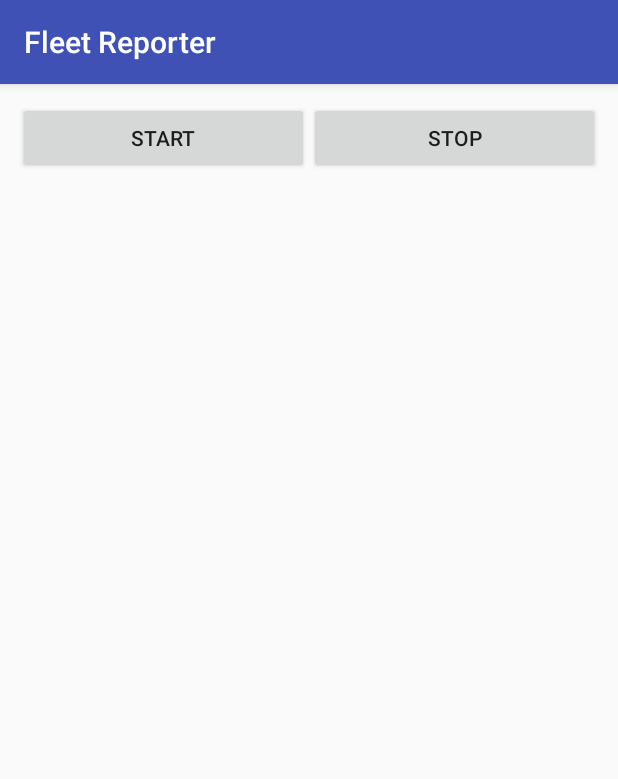
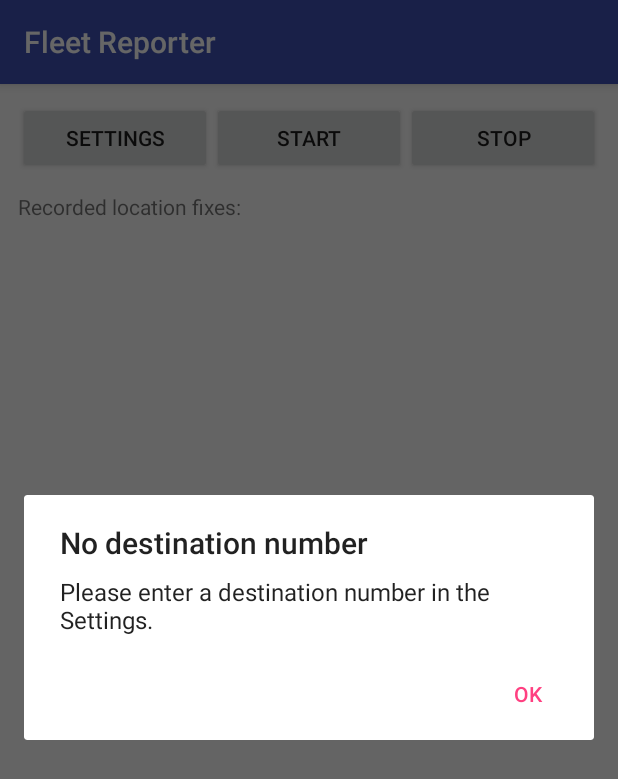
Before and after one commit to zestyping/fleetreporter, an Android app: the screen it shows after launch (MainActivity), after a tap on "START", on a phone screen of 412 x 824 dp. Shown: the top 779 px of the screen. Run offline under Robolectric (Android 15) with nearby library versions, the phone set to English and light mode, and no system bars.

```diff
--- a/app/src/main/AndroidManifest.xml
+++ b/app/src/main/AndroidManifest.xml
@@ -24,6 +24,7 @@
         <category android:name="android.intent.category.LAUNCHER" />
       </intent-filter>
     </activity>
+    <activity android:name=".SettingsActivity" />
     <service android:name=".LocationService" />
   </application>
 
--- a/app/src/main/java/ca/zesty/fleetreporter/MainActivity.java
+++ b/app/src/main/java/ca/zesty/fleetreporter/MainActivity.java
@@ -7,6 +7,7 @@ import android.content.Intent;
 import android.content.IntentFilter;
 import android.os.Bundle;
 import android.support.v4.app.ActivityCompat;
+import android.support.v7.app.AlertDialog;
 import android.support.v7.app.AppCompatActivity;
 import android.view.View;
 import android.widget.TextView;
@@ -30,12 +31,29 @@ public class MainActivity extends AppCompatActivity {
             Manifest.permission.WAKE_LOCK
         }, 0);
 
-        final Intent intent = new Intent(getApplicationContext(), LocationService.class);
+        final Intent settingsIntent = new Intent(this, SettingsActivity.class);
+        final Intent serviceIntent = new Intent(getApplicationContext(), LocationService.class);
+
+        findViewById(R.id.settings_button).setOnClickListener(
+            new View.OnClickListener() {
+                @Override public void onClick(View v) {
+                    startActivity(settingsIntent);
+                }
+            }
+        );
 
         findViewById(R.id.start_button).setOnClickListener(
             new View.OnClickListener() {
                 @Override public void onClick(View v) {
-                    startService(intent);
+                    if (Prefs.getDestinationNumber(MainActivity.this).isEmpty()) {
+                        new AlertDialog.Builder(MainActivity.this)
+                            .setTitle("No destination number")
+                            .setMessage("Please enter a destination number in the Settings.")
+                            .setPositiveButton("OK", null)
+                            .show();
+                    } else {
+                        startService(serviceIntent);
+                    }
                 }
             }
         );
@@ -43,7 +61,7 @@ public class MainActivity extends AppCompatActivity {
         findViewById(R.id.stop_button).setOnClickListener(
             new View.OnClickListener() {
                 @Override public void onClick(View v) {
-                    stopService(intent);
+                    stopService(serviceIntent);
                 }
             }
         );
--- /dev/null
+++ b/app/src/main/java/ca/zesty/fleetreporter/Prefs.java
@@ -0,0 +1,19 @@
+package ca.zesty.fleetreporter;
+
+import android.content.Context;
+import android.content.SharedPreferences;
+import android.preference.PreferenceManager;
+import android.support.annotation.NonNull;
+
+/** Access to shared preferences. */
+public class Prefs {
+    private static final String DESTINATION_NUMBER_KEY = "pref_destination_number";
+
+    public static SharedPreferences getPrefs(Context context) {
+        return PreferenceManager.getDefaultSharedPreferences(context);
+    }
+
+    @NonNull public static String getDestinationNumber(Context context) {
+        return getPrefs(context).getString(DESTINATION_NUMBER_KEY, "").trim();
+    }
+}
--- a/app/src/main/res/layout/activity_main.xml
+++ b/app/src/main/res/layout/activity_main.xml
@@ -18,6 +18,13 @@
     android:orientation="horizontal">
 
     <Button
+        android:id="@+id/settings_button"
+        android:layout_width="0dp"
+        android:layout_weight="1"
+        android:layout_height="wrap_content"
+        android:text="Settings" />
+
+    <Button
         android:id="@+id/start_button"
         android:layout_width="0dp"
         android:layout_weight="1"
@@ -33,6 +40,11 @@
   </LinearLayout>
 
   <TextView
+      android:layout_width="match_parent"
+      android:layout_height="wrap_content"
+      android:text="Recorded location fixes:" />
+
+  <TextView
       android:id="@+id/message_log"
       android:layout_width="match_parent"
       android:layout_height="fill_parent"
```
Also changed, not shown: app/src/main/java/ca/zesty/fleetreporter/LocationService.java (+6 -3 lines), app/src/main/java/ca/zesty/fleetreporter/SettingsActivity.java (added, +11 -0 lines), app/src/main/res/xml/preferences.xml (added, +11 -0 lines).
